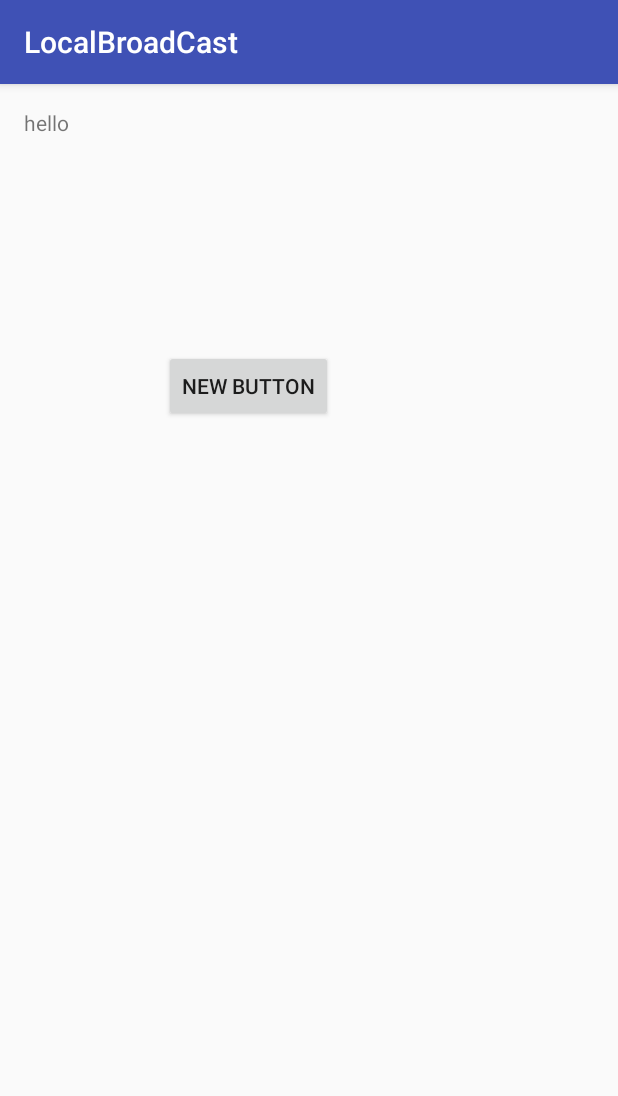
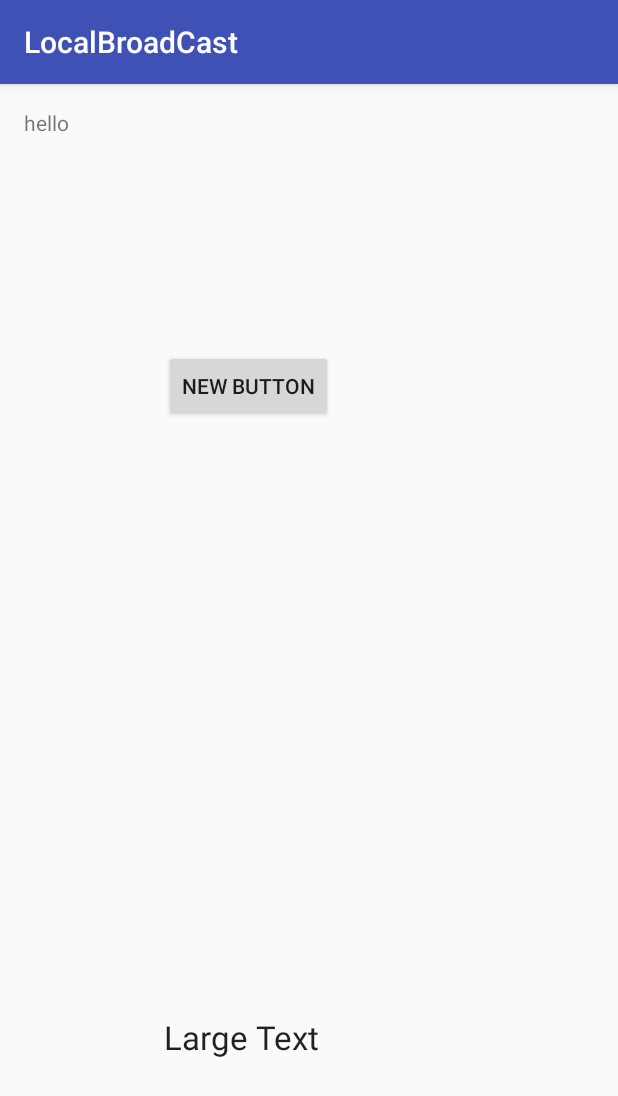
Before and after one commit to EngineerKunle/LocalBroadCast, an Android app: the screen it shows after launch (MainActivity), after a tap on "NEW BUTTON", on a phone screen of 412 x 824 dp. Shown: the top 1096 px of the screen. Run offline under Robolectric (Android 15) with nearby library versions, the phone set to English and light mode, and no system bars; our stand-ins replace ButterKnife.

Commit message:
added Butterknife to improve handling text views

```diff
--- a/app/build.gradle
+++ b/app/build.gradle
@@ -1,4 +1,5 @@
 apply plugin: 'com.android.application'
+apply plugin: 'android-apt'
 
 android {
     compileSdkVersion 24
@@ -23,4 +24,6 @@ dependencies {
     compile fileTree(dir: 'libs', include: ['*.jar'])
     testCompile 'junit:junit:4.12'
     compile 'com.android.support:appcompat-v7:24.1.1'
+    compile 'com.jakewharton:butterknife:8.2.1'
+    apt 'com.jakewharton:butterknife-compiler:8.2.1'
 }
--- a/app/src/main/java/com/tutorial/engineerkunle/localbroadcast/MainActivity.java
+++ b/app/src/main/java/com/tutorial/engineerkunle/localbroadcast/MainActivity.java
@@ -14,10 +14,14 @@ import android.widget.TextView;
 
 import com.tutorial.engineerkunle.localbroadcast.Service.MyIntentService;
 
+import butterknife.BindView;
+import butterknife.ButterKnife;
+import butterknife.OnClick;
+
 public class MainActivity extends AppCompatActivity {
 
     TextView mTextView;
-    Button mButton;
+    @BindView(R.id.button) Button mButton;
     private static final String TAG = MainActivity.class.getSimpleName();
 
     @Override
@@ -25,16 +29,14 @@ public class MainActivity extends AppCompatActivity {
         super.onCreate(savedInstanceState);
         setContentView(R.layout.activity_main);
         mTextView = (TextView) findViewById(R.id.text);
-        mButton = (Button) findViewById(R.id.button);
+        ButterKnife.bind(this);
+    }
 
-        mButton.setOnClickListener(new View.OnClickListener() {
-            @Override
-            public void onClick(View view) {
-                Log.d(TAG, "Service starting");
-                Intent i = new Intent(MainActivity.this, MyIntentService.class);
-                startService(i);
-            }
-        });
+    @OnClick(R.id.button)
+    public void onClick(View view){
+        Log.d(TAG, "has been clicked : Service starting");
+        Intent i = new Intent(MainActivity.this, MyIntentService.class);
+        startService(i);
     }
 
     @Override
--- a/app/src/main/res/layout/activity_main.xml
+++ b/app/src/main/res/layout/activity_main.xml
@@ -26,4 +26,15 @@
         android:layout_marginLeft="63dp"
         android:layout_marginStart="63dp"
         android:layout_marginTop="142dp" />
+
+    <TextView
+        android:layout_width="wrap_content"
+        android:layout_height="wrap_content"
+        android:textAppearance="?android:attr/textAppearanceLarge"
+        android:text="Large Text"
+        android:id="@+id/textView"
+        android:layout_alignParentBottom="true"
+        android:layout_alignLeft="@+id/button"
+        android:layout_alignStart="@+id/button"
+        android:layout_marginBottom="102dp" />
 </RelativeLayout>
--- a/app/src/main/res/values/strings.xml
+++ b/app/src/main/res/values/strings.xml
@@ -1,3 +1,4 @@
 <resources>
     <string name="app_name">LocalBroadCast</string>
+    <string name="title">This is the title</string>
 </resources>
--- a/build.gradle
+++ b/build.gradle
@@ -3,9 +3,11 @@
 buildscript {
     repositories {
         jcenter()
+        mavenCentral()
     }
     dependencies {
         classpath 'com.android.tools.build:gradle:2.1.2'
+        classpath 'com.neenbedankt.gradle.plugins:android-apt:1.8'
 
         // NOTE: Do not place your application dependencies here; they belong
         // in the individual module build.gradle files
```
